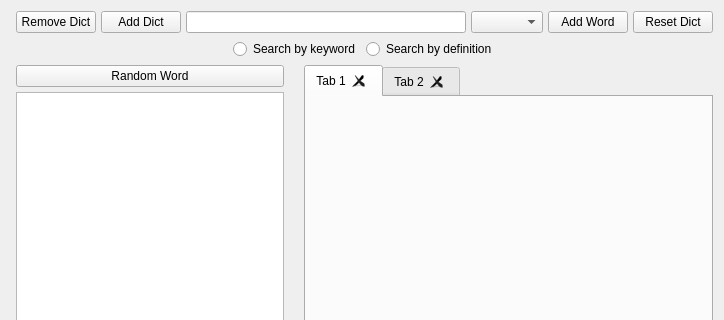
Qt form widgetsearch.ui (sangpham2710/CS163-Project) before a commit; both pictures show x 0 to 724 and y 0 to 320 of the 724 by 488 pixel window.
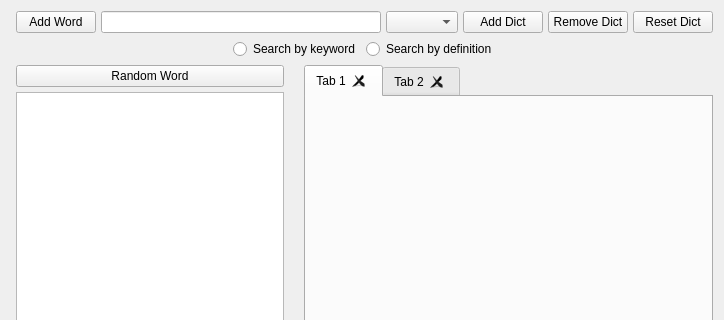
The same form after that commit.

Diff of the .ui file:
```diff
--- a/widgetsearch.ui
+++ b/widgetsearch.ui
@@ -25,7 +25,7 @@
      <item>
       <layout class="QVBoxLayout" name="verticalLayoutSearch">
        <item>
-        <layout class="QHBoxLayout" name="horizontalLayout" stretch="0,0,10,1,1,1">
+        <layout class="QHBoxLayout" name="horizontalLayout" stretch="0,10,1,0,0,1">
          <property name="spacing">
           <number>5</number>
          </property>
@@ -35,26 +35,6 @@
          <property name="topMargin">
           <number>0</number>
          </property>
-         <item>
-          <widget class="QPushButton" name="pushButtonRemoveDictionary">
-           <property name="text">
-            <string>Remove Dict</string>
-           </property>
-          </widget>
-         </item>
-         <item>
-          <widget class="QPushButton" name="pushButtonAddDictionary">
-           <property name="text">
-            <string>Add Dict</string>
-           </property>
-          </widget>
-         </item>
-         <item>
-          <widget class="QLineEdit" name="lineEditSearch"/>
-         </item>
-         <item>
-          <widget class="QComboBox" name="comboBoxDictionaryType"/>
-         </item>
          <item>
           <widget class="QPushButton" name="pushButtonAddWord">
            <property name="text">
@@ -62,6 +42,26 @@
            </property>
           </widget>
          </item>
+         <item>
+          <widget class="QLineEdit" name="lineEditSearch"/>
+         </item>
+         <item>
+          <widget class="QComboBox" name="comboBoxDictionaryType"/>
+         </item>
+         <item>
+          <widget class="QPushButton" name="pushButtonAddDictionary">
+           <property name="text">
+            <string>Add Dict</string>
+           </property>
+          </widget>
+         </item>
+         <item>
+          <widget class="QPushButton" name="pushButtonRemoveDictionary">
+           <property name="text">
+            <string>Remove Dict</string>
+           </property>
+          </widget>
+         </item>
          <item>
           <widget class="QPushButton" name="pushButtonReset">
            <property name="text">
```
